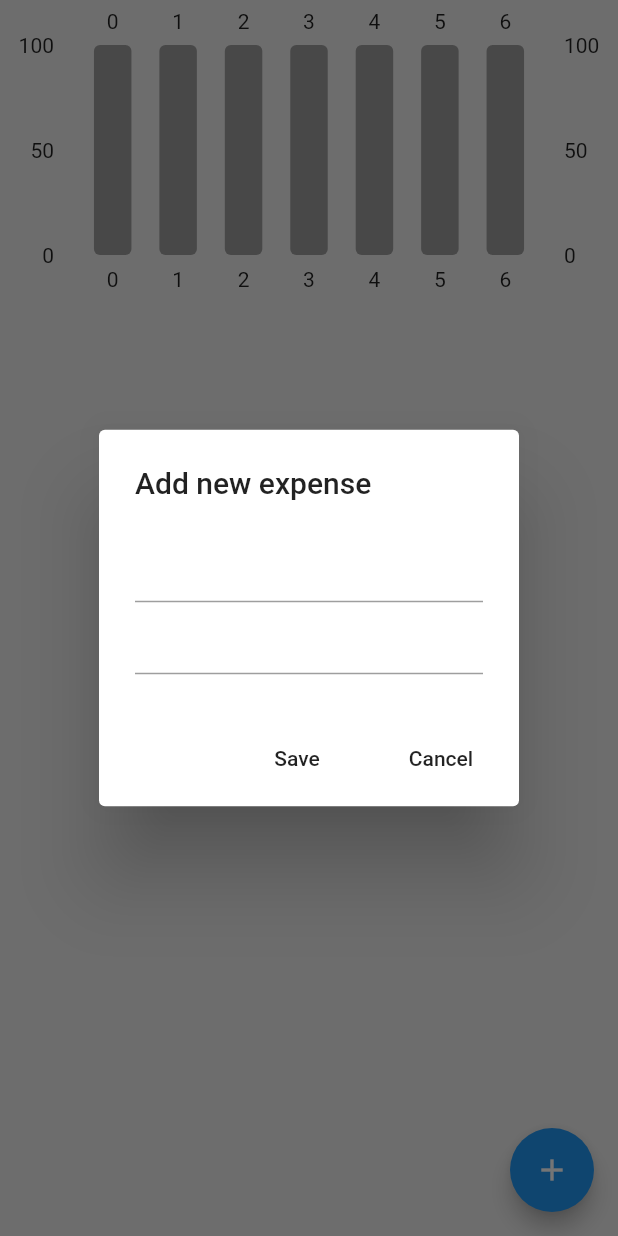
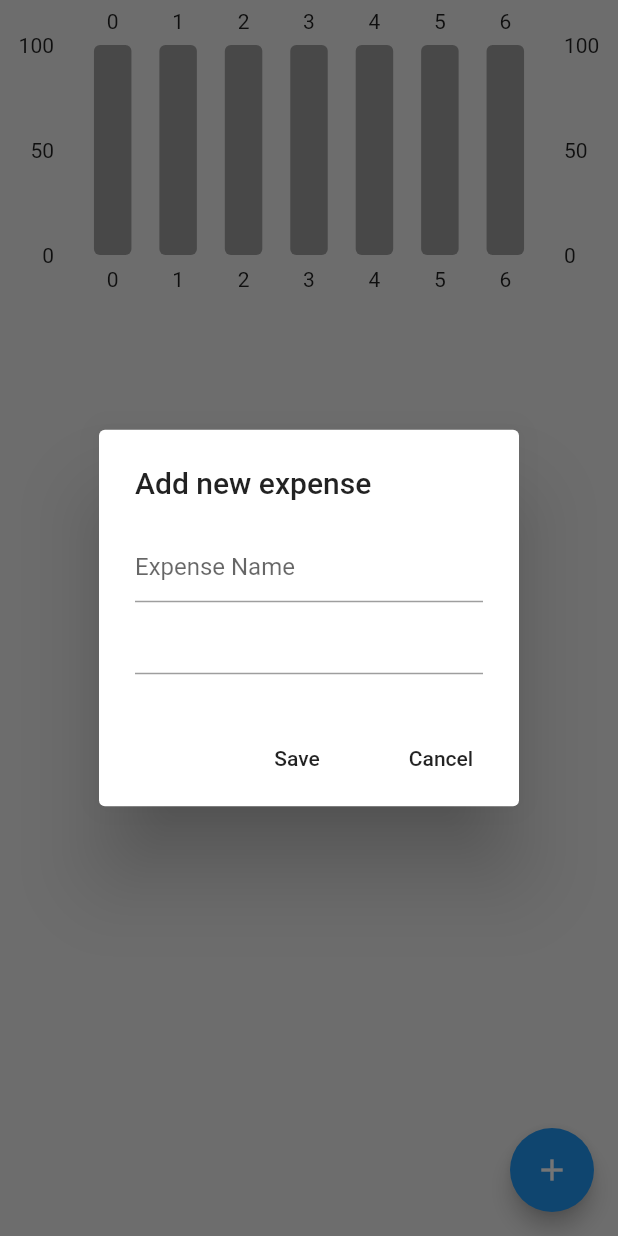
Before and after one commit to aeprodigy/Flutter_lessons_Apps, a Flutter app: the screen it shows after launch, after a tap on the "add" icon, on a phone screen of 412 x 824 dp. Run offline on Flutter 3.47's test engine with Material 2 defaults, Android fonts, the phone set to English and light mode, and no system bars; drawn by our look-alikes of fl_chart; our stand-ins replace confetti, firebase_auth; accounts and stored records are empty.

Commit message:
pages dir

```diff
--- a/expense_tracker/lib/pages/home_page.dart
+++ b/expense_tracker/lib/pages/home_page.dart
@@ -29,10 +29,16 @@ class _HomePageState extends State<HomePage> {
                   //name of the expense in the TextField().
                   TextField(
                     controller: newExpenseNameController,
+                    decoration: InputDecoration(
+                      hintText: "Expense Name"
+                    ) ,
                   ),
                   //name of the expense amount in the TextField().
                   TextField(
                     controller: newExpenseAmountController,
+                    coration:const InputDecoration(
+                      hintText: "Kwacha"
+                    )
                   ),
                 ],
               ),
@@ -83,7 +89,7 @@ class _HomePageState extends State<HomePage> {
         backgroundColor: Colors.grey[200],
         floatingActionButton: FloatingActionButton(
           onPressed: addNewExpense,
-          child: Icon(
+          child: const Icon(
             Icons.add,
           ),
         ),
@@ -91,6 +97,9 @@ class _HomePageState extends State<HomePage> {
           children: [
           //weekly summary
           ExpenseSummary(startOfWeek: value.startOfWeekDate()),
+         const SizedBox(
+            height: 20,
+          ),
           //expense list
           ListView.builder(
             shrinkWrap: true,
```
